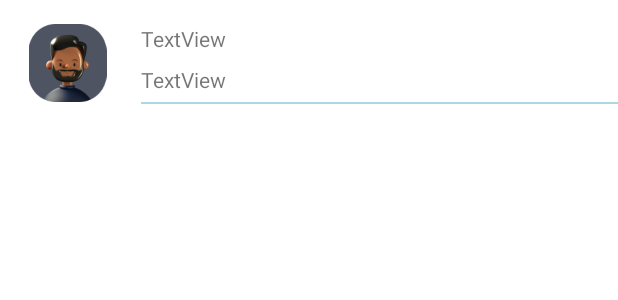
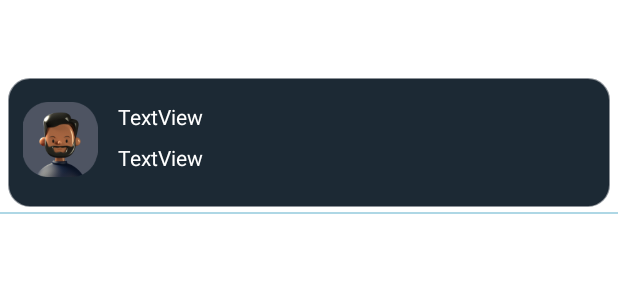
Before and after one commit to Rafaelkontein/Empresa, an Android app: the layout lista_conversas.xml on its own in the app's theme, with its tools: preview values and no code run, on a phone screen of 412 x 824 dp. Shown: the top 300 px of the screen. Run offline under Robolectric (Android 15) with nearby library versions, the phone set to English and light mode, and no system bars.

Commit message:
-Lista de ultimas conversas pronta

```diff
--- a/app/src/main/java/com/rafa/empresa/View/Activys/Chat_activyt.java
+++ b/app/src/main/java/com/rafa/empresa/View/Activys/Chat_activyt.java
@@ -148,6 +148,7 @@ public class Chat_activyt extends AppCompatActivity {
                     Contato contato = new Contato();
                     contato.setUltima_mensagem(mensagem.getTextomensagem());
                     contato.setUudi(usuariosname);
+                    contato.setUsername(usuarioid);
                     contato.setTempo_ultima_hora(mensagem.getTempodamensagem());
 
                     FirebaseFirestore.getInstance().collection("/ultima_mensagem")
--- a/app/src/main/res/layout/lista_conversas.xml
+++ b/app/src/main/res/layout/lista_conversas.xml
@@ -3,8 +3,24 @@
     xmlns:app="http://schemas.android.com/apk/res-auto"
     xmlns:tools="http://schemas.android.com/tools"
     android:layout_width="match_parent"
-    android:layout_height="match_parent">
+    android:layout_height="wrap_content">
 
+    <View
+        android:id="@+id/view11"
+        android:layout_width="401dp"
+        android:layout_height="86dp"
+        android:layout_marginTop="52dp"
+        android:layout_marginBottom="8dp"
+
+        android:background="@drawable/bordas_areedontadas"
+        android:backgroundTint="@color/cordefundo"
+        android:elevation="10dp"
+        app:layout_constraintBottom_toBottomOf="parent"
+        app:layout_constraintEnd_toEndOf="parent"
+        app:layout_constraintStart_toStartOf="parent"
+        app:layout_constraintTop_toTopOf="parent">
+
+    </View>
 
     <TextView
         android:id="@+id/nome_deuser_conversa"
@@ -12,19 +28,23 @@
         android:layout_height="wrap_content"
         android:layout_marginStart="4dp"
         android:layout_marginTop="16dp"
+        android:elevation="11dp"
         android:text="TextView"
-        app:layout_constraintEnd_toEndOf="parent"
+        android:textColor="@color/white"
+        app:layout_constraintEnd_toEndOf="@+id/view11"
         app:layout_constraintStart_toEndOf="@+id/imageView8"
-        app:layout_constraintTop_toTopOf="parent" />
+        app:layout_constraintTop_toTopOf="@+id/view11" />
 
     <ImageView
         android:id="@+id/imageView8"
-        android:layout_width="90dp"
-        android:layout_height="52dp"
+        android:layout_width="69dp"
+        android:layout_height="50dp"
         android:layout_marginTop="16dp"
+
+        android:elevation="11dp"
         app:layout_constraintEnd_toStartOf="@+id/textView34"
-        app:layout_constraintStart_toStartOf="parent"
-        app:layout_constraintTop_toTopOf="parent"
+        app:layout_constraintStart_toStartOf="@+id/view11"
+        app:layout_constraintTop_toTopOf="@+id/view11"
         app:srcCompat="@drawable/perfil1" />
 
     <TextView
@@ -32,17 +52,20 @@
         android:layout_width="0dp"
         android:layout_height="wrap_content"
         android:layout_marginTop="8dp"
+        android:elevation="11dp"
         android:text="TextView"
-        app:layout_constraintEnd_toEndOf="parent"
+        android:textColor="@color/white"
+        app:layout_constraintEnd_toEndOf="@+id/view11"
         app:layout_constraintStart_toStartOf="@+id/nome_deuser_conversa"
         app:layout_constraintTop_toBottomOf="@+id/nome_deuser_conversa" />
 
     <View
         android:id="@+id/view10"
         android:layout_width="0dp"
+        android:layout_height="1dp"
         android:background="@color/Rafae"
-        android:layout_height="1dp"
+        app:layout_constraintBottom_toBottomOf="parent"
         app:layout_constraintEnd_toEndOf="parent"
-        app:layout_constraintStart_toStartOf="@+id/ultima_mensagem"
-        app:layout_constraintTop_toBottomOf="@+id/imageView8" />
+        app:layout_constraintStart_toStartOf="parent"
+        app:layout_constraintTop_toBottomOf="@+id/view11" />
 </androidx.constraintlayout.widget.ConstraintLayout>
```
